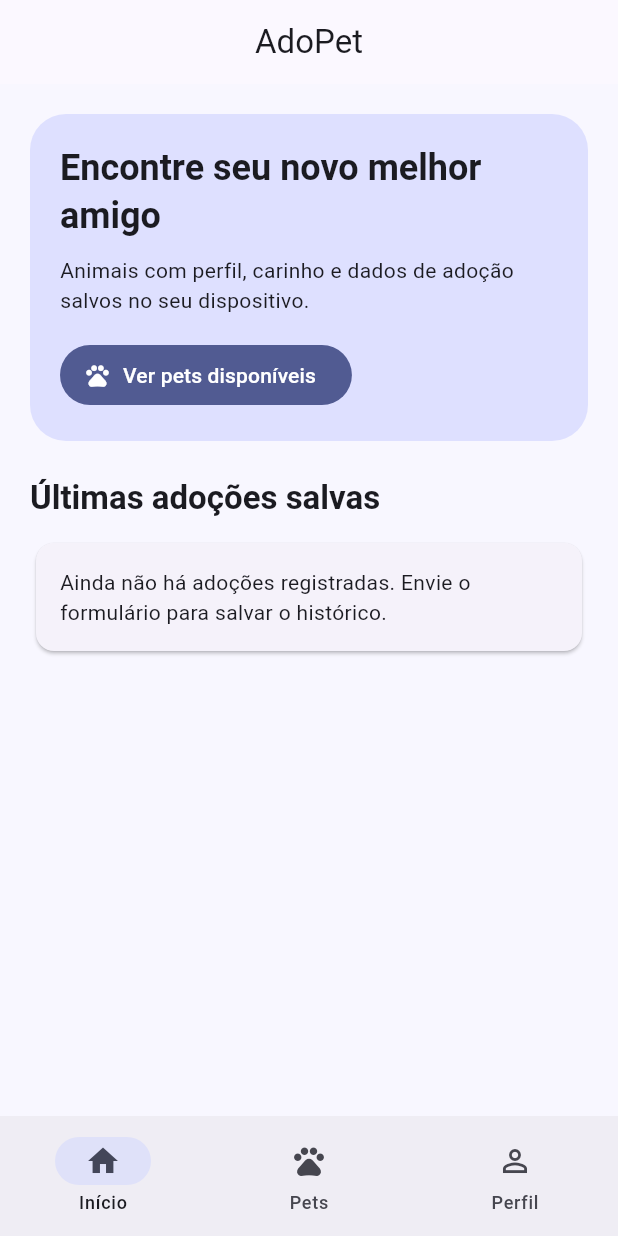
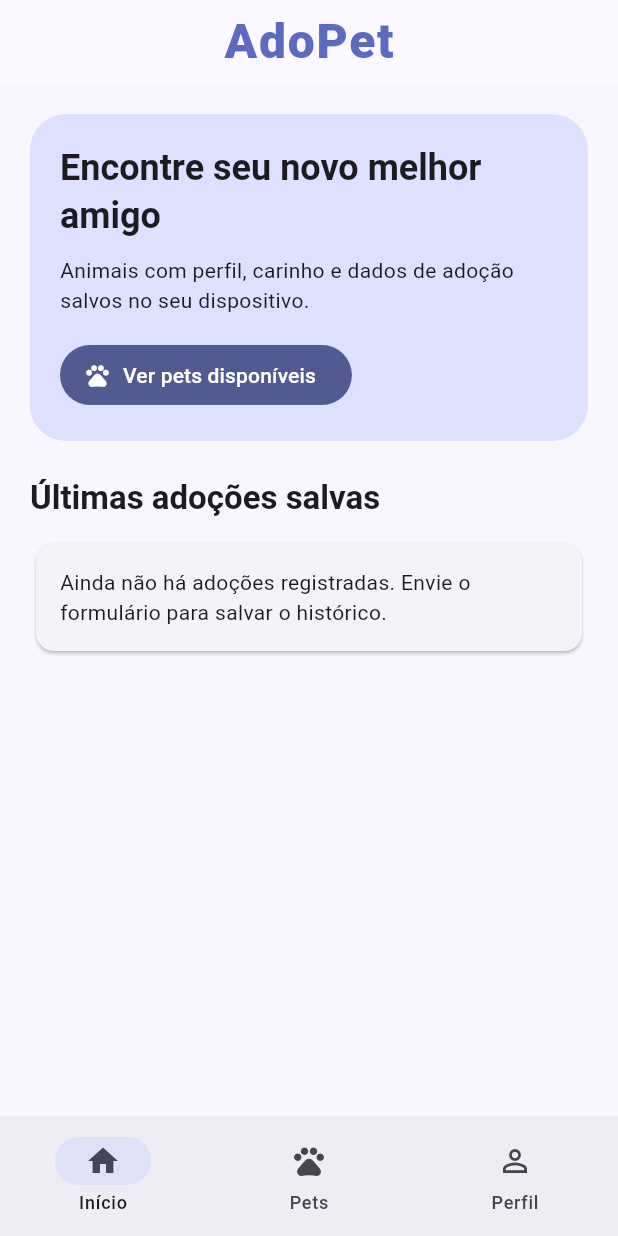
Before and after one commit to Jorgelino328/adopet-app, a Flutter app: the screen it shows after launch, on a phone screen of 412 x 824 dp. Run offline on Flutter 3.47's test engine with Material 3 defaults, Android fonts, the phone set to English and light mode, and no system bars; our stand-ins replace shared_preferences, sqflite_common_ffi; accounts and stored records are empty.

Commit message:
feat: minor style changes

```diff
--- a/lib/features/home/presentation/pages/home_page.dart
+++ b/lib/features/home/presentation/pages/home_page.dart
@@ -30,7 +30,15 @@ class _HomePageState extends State<HomePage> {
   Widget build(BuildContext context) {
     final colorScheme = Theme.of(context).colorScheme;
     return Scaffold(
-      appBar: AppBar(title: const Text('AdoPet')),
+      appBar: AppBar(title: const Text(
+            'AdoPet',
+            style: TextStyle(
+              fontSize: 32.0,
+              fontWeight: FontWeight.w900,
+              color: Color(0xFF5C6BC0),
+              letterSpacing: 1.2,
+            ),
+          )),
       body: SafeArea(
         child: SingleChildScrollView(
           padding: const EdgeInsets.all(20),
```
